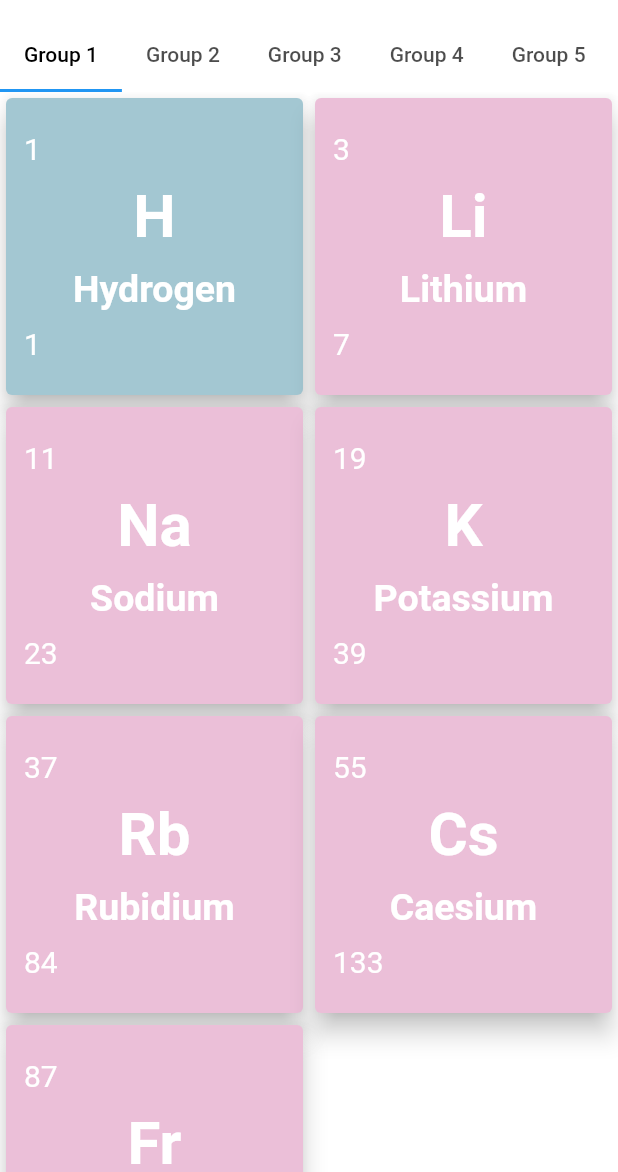
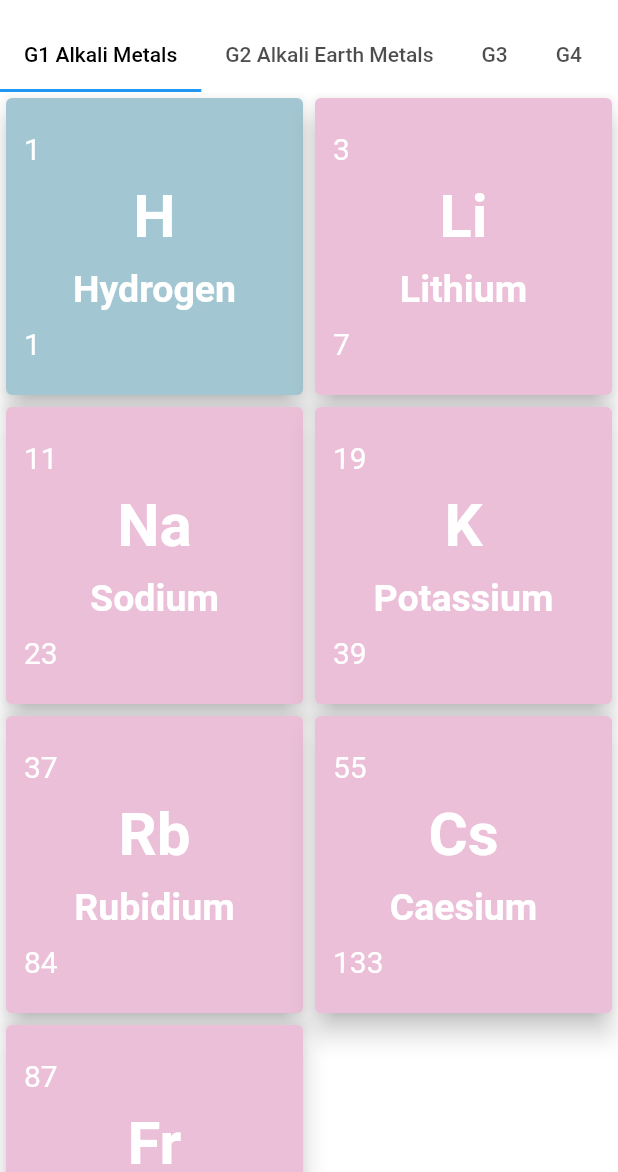
Before and after one commit to HossamElghamry/Offline-Periodic-Table, a Flutter app: the screen it shows after launch, on a phone screen of 412 x 824 dp, the part 64-1236 px from its top. Run offline on Flutter 3.47's test engine with Material 2 defaults, Android fonts, the phone set to English and light mode, and no system bars.

Commit message:
Version 0.9 Beta

```diff
--- a/lib/details.dart
+++ b/lib/details.dart
@@ -130,7 +130,7 @@ class Details extends StatelessWidget {
                     children: <Widget>[
                       Text(
                         elementDetails.melting.toString(),
-                        style: TextStyle(fontSize: 35),
+                        style: TextStyle(fontSize: 30),
                       ),
                       Text(
                         "Melting\nPoint (K)",
@@ -147,7 +147,7 @@ class Details extends StatelessWidget {
                     children: <Widget>[
                       Text(
                         elementDetails.boiling.toString(),
-                        style: TextStyle(fontSize: 35),
+                        style: TextStyle(fontSize: 30),
                       ),
                       Text(
                         "Boiling\nPoint (K)",
@@ -164,7 +164,7 @@ class Details extends StatelessWidget {
                     children: <Widget>[
                       Text(
                         elementDetails.energy.toString(),
-                        style: TextStyle(fontSize: 35),
+                        style: TextStyle(fontSize: 30),
                       ),
                       Text(
                         "Ionization Energy\n(kJ per mol)",
@@ -177,7 +177,7 @@ class Details extends StatelessWidget {
               ],
             ),
             SizedBox(
-              height: MediaQuery.of(context).size.height * 0.15,
+              height: MediaQuery.of(context).size.height * 0.10,
             ),
             Container(
               child: Center(
--- a/lib/groups.dart
+++ b/lib/groups.dart
@@ -154,6 +154,248 @@ final List<TableElement> groupTwo = [
     969.0,
     1773.0,
     "A soft, shiny and silvery radioactive metal",
+  ),
+];
+
+final List<TableElement> group11 = [
+  TableElement(
+      "Cu",
+      "Copper",
+      29,
+      63,
+      Color(0xFF5BC2E7),
+      8.96,
+      745.482,
+      1357.77,
+      2833.0,
+      "A reddish-gold metal that is easily worked and drawn into wires."),
+  TableElement(
+      "Ag",
+      "Silver ",
+      47,
+      107,
+      Color(0xFF5BC2E7),
+      10.5,
+      730.995,
+      1234.93,
+      2435,
+      "Silver is a relatively soft, shiny metal.\nIt tarnishes slowly in air as sulfur compounds react with the surface forming black silver sulfide."),
+  TableElement(
+      "Au",
+      "Gold",
+      79,
+      196,
+      Color(0xFF5BC2E7),
+      19.3,
+      745.482,
+      1337.33,
+      3109.0,
+      "A soft metal with a characteristic yellow Color. It is chemically unreactive,\nalthough it will dissolve in aqua regia (a mixture of nitric and hydrochloric acids)."),
+  TableElement(
+    "Rg",
+    "Roentgenium",
+    111,
+    280,
+    Color(0xFF5BC2E7),
+    0,
+    0,
+    0,
+    0,
+    "A highly radioactive metal, of which\nonly a few atoms have ever been made.",
+  ),
+];
+final List<TableElement> group12 = [
+  TableElement(
+    "Zn",
+    "Zinc",
+    30,
+    65,
+    Color(0xFF5BC2E7),
+    7.134,
+    906.402,
+    692.677,
+    1180.0,
+    "A silvery-white metal with a blue tinge. It tarnishes in air.",
+  ),
+  TableElement(
+      "Cd",
+      "Cadmium",
+      48,
+      112,
+      Color(0xFF5BC2E7),
+      8.69,
+      867.772,
+      594.219,
+      1040.0,
+      "Cadmium is a silvery metal with a bluish tinge to its surface."),
+  TableElement(
+    "Hg",
+    "Mercury",
+    80,
+    200,
+    Color(0xFF5BC2E7),
+    13.5336,
+    1007.066,
+    234.321,
+    629.769,
+    "A liquid, silvery metal.",
+  ),
+  TableElement(
+    "Cn",
+    "Copernicium",
+    112,
+    285,
+    Color(0xFF5BC2E7),
+    0,
+    0,
+    0,
+    0,
+    "A highly radioactive metal, of which only a few atoms have ever been made.\nIt is thought to be unreactive and more like a noble gas than a metal.",
+  ),
+];
+final List<TableElement> group13 = [
+  TableElement(
+    "B",
+    "Boron",
+    5,
+    10,
+    Color(0xFFCEDC00),
+    2.34,
+    800.637,
+    2350.0,
+    4273.0,
+    "Pure boron is a dark amorphous powder.",
+  ),
+  TableElement(
+      "Al",
+      "Aluminum",
+      13,
+      26,
+      Color(0xFFCEDC00),
+      2.7,
+      577.539,
+      933.473,
+      2792.0,
+      "Aluminum is a silvery-white, lightweight metal.\nIt is soft and malleable."),
+  TableElement(
+      "Ga",
+      "Gallium",
+      31,
+      69,
+      Color(0xFFCEDC00),
+      5.91,
+      578.845,
+      302.9146,
+      2502.0,
+      "Gallium is a soft, silvery-white metal,\nsimilar to aluminium."),
+  TableElement(
+    "In",
+    "Indium",
+    49,
+    114,
+    Color(0xFFCEDC00),
+    7.31,
+    558.299,
+    429.75,
+    2300.0,
+    "A soft, silvery metal that is stable in air and water.",
+  ),
+  TableElement(
+    "Tl",
+    "Thallium",
+    81,
+    204,
+    Color(0xFFCEDC00),
+    11.8,
+    589.351,
+    577.0,
+    1746.0,
+    "A soft, silvery-white metal that tarnishes easily.",
+  ),
+  TableElement(
+    "Nh",
+    "Nihonium",
+    113,
+    286,
+    Color(0xFFCEDC00),
+    0,
+    0,
+    0,
+    0,
+    "A highly radioactive metal, of which only a few atoms have ever been made.",
+  ),
+];
+final List<TableElement> group14 = [
+  TableElement(
+      "C",
+      "Carbon",
+      6,
+      12,
+      Color(0xFFD1A2CB),
+      3.513,
+      1086.454,
+      4098.0,
+      4098.0,
+      "There are a number of pure forms of this element including graphite,\ndiamond, fullerenes and graphene. "),
+  TableElement(
+    "Si",
+    "Silicon",
+    14,
+    28,
+    Color(0xFFD1A2CB),
+    2.3296,
+    786.518,
+    1687.0,
+    3538.0,
+    "The element, when ultrapure, is a solid with a blue-grey metallic sheen.",
+  ),
+  TableElement(
+    "Ge",
+    "Germanium",
+    32,
+    72,
+    Color(0xFFD1A2CB),
+    5.3234,
+    762.179,
+    1211.4,
+    3106.0,
+    "A silvery-white semi-metal. It is brittle.",
+  ),
+  TableElement(
+    "Sn",
+    "Tin",
+    50,
+    118,
+    Color(0xFFD1A2CB),
+    7.287,
+    708.581,
+    505.078,
+    2859.0,
+    "A soft, pliable metal. Below 13°C it slowly changes to a powder form.",
+  ),
+  TableElement(
+    "Pb",
+    "Lead",
+    82,
+    207,
+    Color(0xFFD1A2CB),
+    11.3,
+    715.516,
+    600.612,
+    2022.0,
+    "A dull, silvery-grey metal. It is soft and easily worked into sheets.",
+  ),
+  TableElement(
+    "Fl",
+    "Flerovium",
+    114,
+    289,
+    Color(0xFFD1A2CB),
+    0,
+    0,
+    0,
+    0,
+    "A highly radioactive metal, of which only a few atoms have ever been made.",
   ),
 ];
 
--- a/lib/home.dart
+++ b/lib/home.dart
@@ -6,7 +6,7 @@ class Home extends StatelessWidget {
   @override
   Widget build(BuildContext context) {
     return DefaultTabController(
-      length: 12,
+      length: 18,
       child: Scaffold(
         backgroundColor: Colors.white,
         appBar: AppBar(
@@ -16,40 +16,58 @@ class Home extends StatelessWidget {
             isScrollable: true,
             tabs: [
               Tab(
-                text: "Group 1",
+                text: "G1 Alkali Metals",
               ),
               Tab(
-                text: "Group 2",
+                text: "G2 Alkali Earth Metals",
               ),
               Tab(
-                text: "Group 3",
+                text: "G3",
               ),
               Tab(
-                text: "Group 4",
+                text: "G4",
               ),
               Tab(
-                text: "Group 5",
+                text: "G5",
               ),
               Tab(
-                text: "Group 6",
+                text: "G6",
               ),
               Tab(
-                text: "Group 7",
+                text: "G7",
               ),
               Tab(
-                text: "Group 8",
+                text: "G8",
               ),
               Tab(
-                text: "Group 9",
+                text: "G9",
               ),
               Tab(
-                text: "Group 10",
+                text: "G10",
               ),
               Tab(
-                text: "Group 11",
+                text: "G11 Coinage Metals",
               ),
               Tab(
-                text: "Group 12",
+                text: "G12",
+              ),
+              Tab(
+                text: "G13 Triels",
+              ),
+              Tab(
+                text: "G14 Tetrels",
+              ),
+              Tab(
+                text: "G15",
+              ),
+              Tab(
+                text: "G16 Chalcogens",
+              ),
+              Tab(
+                text: "G17 Halogens",
+              ),
+              Tab(
+                text: "G18 Noble Gases",
               ),
             ],
           ),
@@ -73,34 +91,52 @@ class Home extends StatelessWidget {
               elements: groupTwo,
             ),
             ElementGroup(
-              elements: groupOne,
+              elements: group11,
             ),
             ElementGroup(
-              elements: groupOne,
+              elements: group11,
             ),
             ElementGroup(
-              elements: groupOne,
+              elements: group11,
             ),
             ElementGroup(
-              elements: groupOne,
+              elements: group11,
             ),
             ElementGroup(
-              elements: groupOne,
+              elements: group11,
             ),
             ElementGroup(
-              elements: groupOne,
+              elements: group11,
             ),
             ElementGroup(
-              elements: groupOne,
+              elements: group11,
             ),
             ElementGroup(
-              elements: groupOne,
+              elements: group11,
             ),
             ElementGroup(
-              elements: groupOne,
+              elements: group11,
             ),
             ElementGroup(
-              elements: groupOne,
+              elements: group12,
+            ),
+            ElementGroup(
+              elements: group13,
+            ),
+            ElementGroup(
+              elements: group14,
+            ),
+            ElementGroup(
+              elements: group14,
+            ),
+            ElementGroup(
+              elements: group16,
+            ),
+            ElementGroup(
+              elements: group17,
+            ),
+            ElementGroup(
+              elements: group18,
             ),
           ],
         ),
```
Also changed, not shown: 6 other files.
